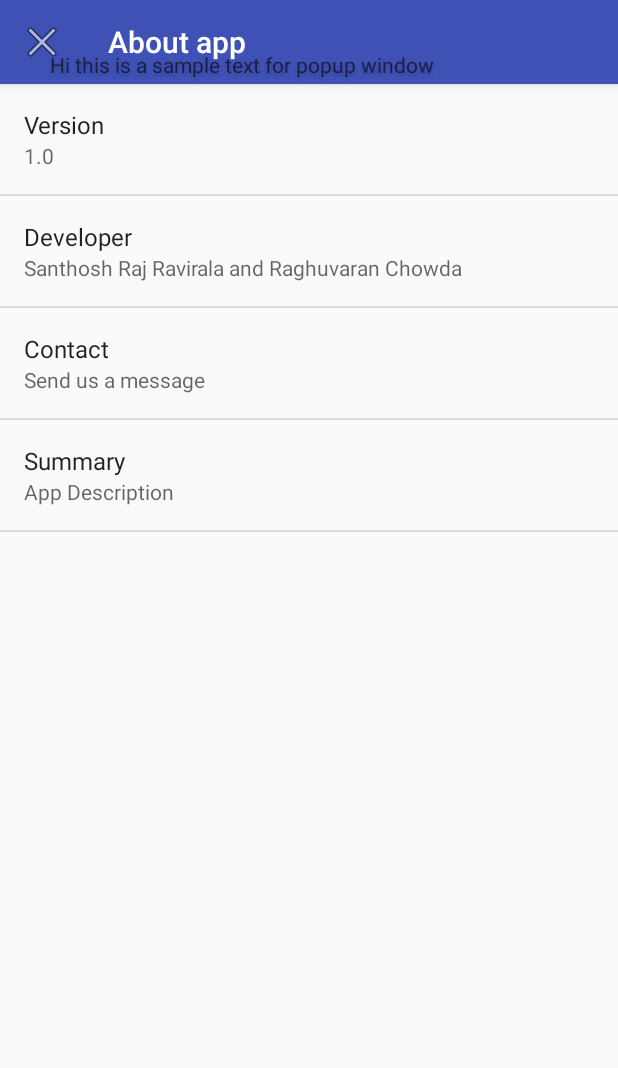
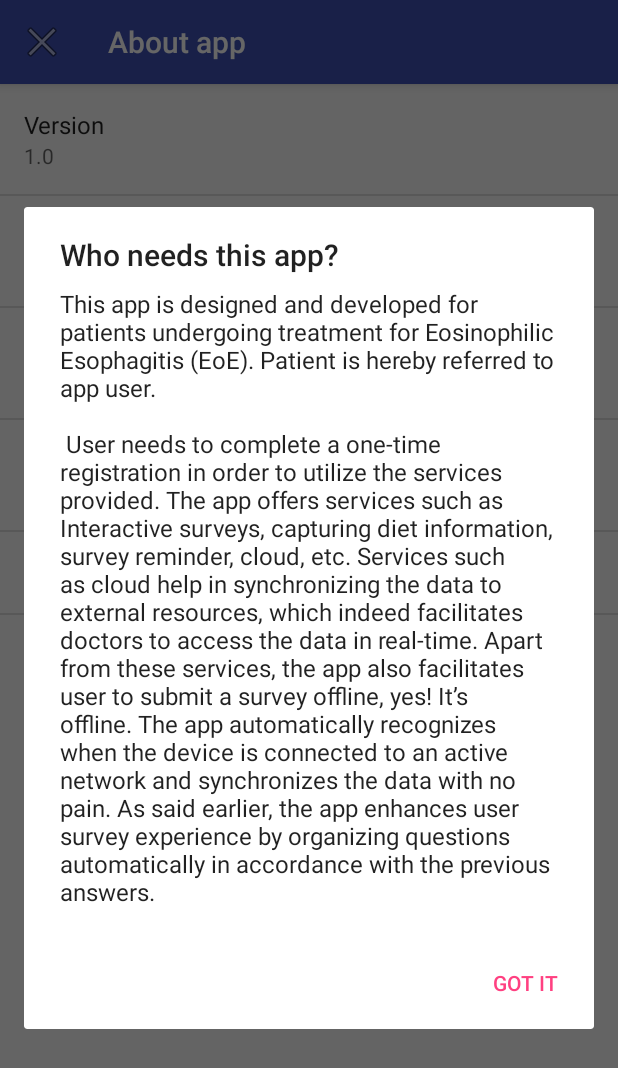
Before and after one commit to raghuvaran/AndroidEoE, an Android app: the About screen opened directly, with no data from a screen before it, after a tap on "Summary", on a phone screen of 412 x 824 dp. Shown: the top 1068 px of the screen. Run offline under Robolectric (Android 15) with nearby library versions, the phone set to English and light mode, and no system bars.

Commit message:
Fixed about activity and added padding to View pager

```diff
--- a/app/src/main/java/edu/clemson/eoe/About.java
+++ b/app/src/main/java/edu/clemson/eoe/About.java
@@ -61,39 +61,47 @@ public class About extends AppCompatActivity {
             });
 
             Preference summary = (Preference) findPreference("Summary_key");
-            popUp = new PopupWindow(getActivity());
-            popUp.setBackgroundDrawable(null);
-            //popUp.
-            layout = new LinearLayout(getActivity());
-            mainLayout = new LinearLayout(getActivity());
-            tv = new TextView(getActivity());
-            scroll =new ScrollView(getActivity());
+
             summary.setOnPreferenceClickListener(new Preference.OnPreferenceClickListener() {
                 public boolean onPreferenceClick(Preference preference) {
-                    if (click) {
-                        popUp.showAtLocation(mainLayout, Gravity.CENTER, 100, 100);
-                        popUp.update(50, 50, -1, -1);
 
-                        click = false;
-                    } else {
-                        popUp.dismiss();
-                        click = true;
-                    }
+
+                    final AlertDialog.Builder dlgAlert = new AlertDialog.Builder(getContext());
+                    dlgAlert.setMessage(getResources().getString(R.string.about_app));
+                    dlgAlert.setTitle("Who needs this app?");
+                    dlgAlert.setPositiveButton("GOT IT", new DialogInterface.OnClickListener() {
+                        @Override
+                        public void onClick(DialogInterface dialog, int which) {
+
+                        }
+                    });
+                    dlgAlert.setCancelable(true);
+                    dlgAlert.create().show();
+                        /*popUp.showAtLocation(mainLayout, Gravity.CENTER, 100, 100);
+                        popUp.update(50, 50, -1, -1);*/
+
                     return true;
                 }
             });
-            params = new LinearLayout.LayoutParams(LinearLayout.LayoutParams.WRAP_CONTENT,
-                    LinearLayout.LayoutParams.WRAP_CONTENT);
-            layout.setOrientation(LinearLayout.VERTICAL);
 
-            tv.setText("Hi this is a sample text for popup window");
-            layout.addView(tv, params);
-            popUp.setContentView(layout);
+            Preference acknowledgment = (Preference) findPreference("Acknowledgement_key");
+            acknowledgment.setOnPreferenceClickListener(new Preference.OnPreferenceClickListener() {
+                @Override
+                public boolean onPreferenceClick(Preference preference) {
+                    final AlertDialog.Builder dlgAlert = new AlertDialog.Builder(getContext());
+                    dlgAlert.setMessage(getResources().getString(R.string.ack_app));
+                    dlgAlert.setTitle("Acknowledgements");
+                    dlgAlert.setPositiveButton("THANKS", new DialogInterface.OnClickListener() {
+                        @Override
+                        public void onClick(DialogInterface dialog, int which) {
 
-            // popUp.showAtLocation(layout, Gravity.BOTTOM, 10, 10);
-            //mainLayout.addView(but, params);
-            //setContentView(mainLayout);
-
+                        }
+                    });
+                    dlgAlert.setCancelable(true);
+                    dlgAlert.create().show();
+                    return true;
+                }
+            });
 
         }
     }
--- a/app/src/main/java/edu/clemson/eoe/Settings.java
+++ b/app/src/main/java/edu/clemson/eoe/Settings.java
@@ -37,6 +37,7 @@ public class Settings extends AppCompatActivity {
 
         Toolbar toolbar = (Toolbar) findViewById(R.id.toolbar);
         setSupportActionBar(toolbar);
+        getSupportActionBar().setHomeAsUpIndicator(android.R.drawable.ic_menu_close_clear_cancel);
         getSupportActionBar().setDisplayHomeAsUpEnabled(true);
         // Display the fragment as the main content.
         getFragmentManager().beginTransaction()
--- a/app/src/main/java/edu/clemson/eoe/Surveys.java
+++ b/app/src/main/java/edu/clemson/eoe/Surveys.java
@@ -222,6 +222,12 @@ public class Surveys extends AppCompatActivity {
         // as you specify a parent activity in AndroidManifest.xml.
         int id = item.getItemId();
 
+        //About page
+        if (id == R.id.action_about) {
+            Intent intent = new Intent(this, About.class);
+            startActivity(intent);
+            return true;
+        }
         //noinspection SimplifiableIfStatement
         if (id == R.id.action_settings) {
             Intent settingsIntent = new Intent(this, Settings.class);
--- a/app/src/main/res/layout/food_diary.xml
+++ b/app/src/main/res/layout/food_diary.xml
@@ -15,7 +15,8 @@
         <LinearLayout
             android:orientation="vertical"
             android:layout_width="match_parent"
-            android:layout_height="wrap_content">
+            android:layout_height="wrap_content"
+            android:padding="10dp">
 
             <ImageView
                 android:layout_width="200dp"
--- a/app/src/main/res/layout/qol_survey.xml
+++ b/app/src/main/res/layout/qol_survey.xml
@@ -10,7 +10,8 @@
     <TableLayout xmlns:android="http://schemas.android.com/apk/res/android"
         android:orientation="vertical" android:layout_width="match_parent"
         android:layout_height="wrap_content"
-        android:id="@+id/symptoms_survey_tableLayout">
+        android:id="@+id/symptoms_survey_tableLayout"
+        android:padding="10dp">
 
         <TextView
             android:layout_width="wrap_content"
--- a/app/src/main/res/layout/symptoms_survey.xml
+++ b/app/src/main/res/layout/symptoms_survey.xml
@@ -3,7 +3,8 @@
     android:layout_width="fill_parent"
     android:layout_height="fill_parent"
     android:scrollbars="none"
-    android:layout_weight="1">
+    android:layout_weight="1"
+    android:padding="10dp">
 
     <ScrollView
         android:layout_width="match_parent"
--- a/app/src/main/res/values/strings.xml
+++ b/app/src/main/res/values/strings.xml
@@ -196,6 +196,10 @@
     <string name="php_syncUser">https://people.cs.clemson.edu/~rchowda/Projects/EoE/test_app.php</string>
     <string name="title_activity_user_treatment">UserTreatment</string>
 
-    <string name="about_app"></string>
+    <string name="about_app">This app is designed and developed for patients undergoing treatment for Eosinophilic Esophagitis (EoE). Patient is hereby referred to app user. \n \n
+User needs to complete a one-time registration in order to utilize the services provided. The app offers services such as Interactive surveys, capturing diet information, survey reminder, cloud, etc. Services such as cloud help in synchronizing the data to external resources, which indeed facilitates doctors to access the data in real-time. Apart from these services, the app also facilitates user to submit a survey offline, yes! It’s offline. The app automatically recognizes when the device is connected to an active network and synchronizes the data with no pain. As said earlier, the app enhances user survey experience by organizing questions automatically in accordance with the previous answers.\n
+</string>
+    <string name="ack_app"><b>Mentor:</b> Dr. Roy Pargas\n\n<b>Co-mentors:</b> Dr. Williams and Greenville Hospital Systems\n\n<b>Teaching Assistants:</b> Greg Edison and Sean Southard\n\nAfter all, StackOverflow for answering every length of question we had :)\n\n
+</string>
 
 </resources>
--- a/app/src/main/res/xml/about.xml
+++ b/app/src/main/res/xml/about.xml
@@ -13,7 +13,7 @@
         android:selectable="true"
         android:enabled="true"
         android:key="Developer_key"
-        android:title="Developer"
+        android:title="Developers"
         android:summary="Santhosh Raj Ravirala and Raghuvaran Chowda" />
 
     <Preference
@@ -21,14 +21,20 @@
         android:enabled="true"
         android:key="Contact_key"
         android:title="Contact"
-        android:summary="Send us a message" />
+        android:summary="Shoot a mail" />
 
     <Preference
         android:selectable="true"
         android:enabled="true"
         android:key="Summary_key"
         android:title="Summary"
-        android:summary="App Description" />
+        android:summary="Who needs this app?" />
+
+    <Preference
+        android:selectable="true"
+        android:enabled="true"
+        android:key="Acknowledgement_key"
+        android:title="Acknowledgements" />
 
 
 
```
Also changed, not shown: app/src/main/res/menu/menu_surveys.xml (+6 -1 lines).
